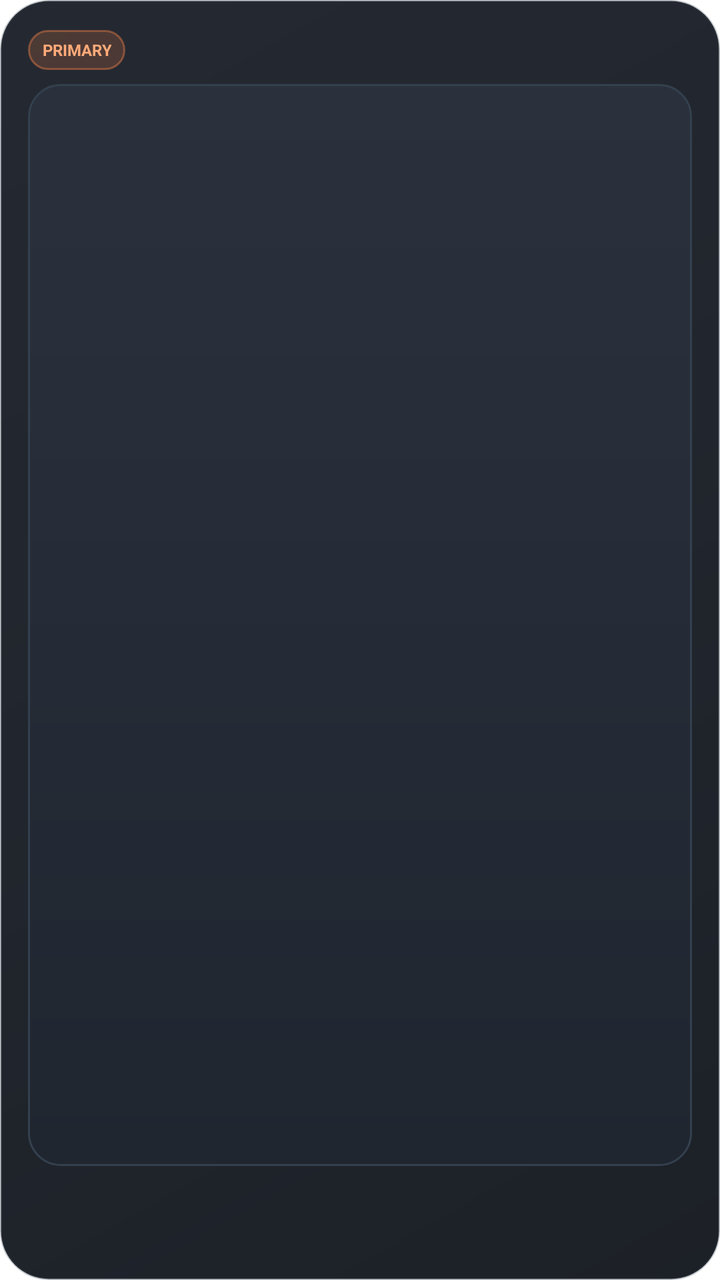
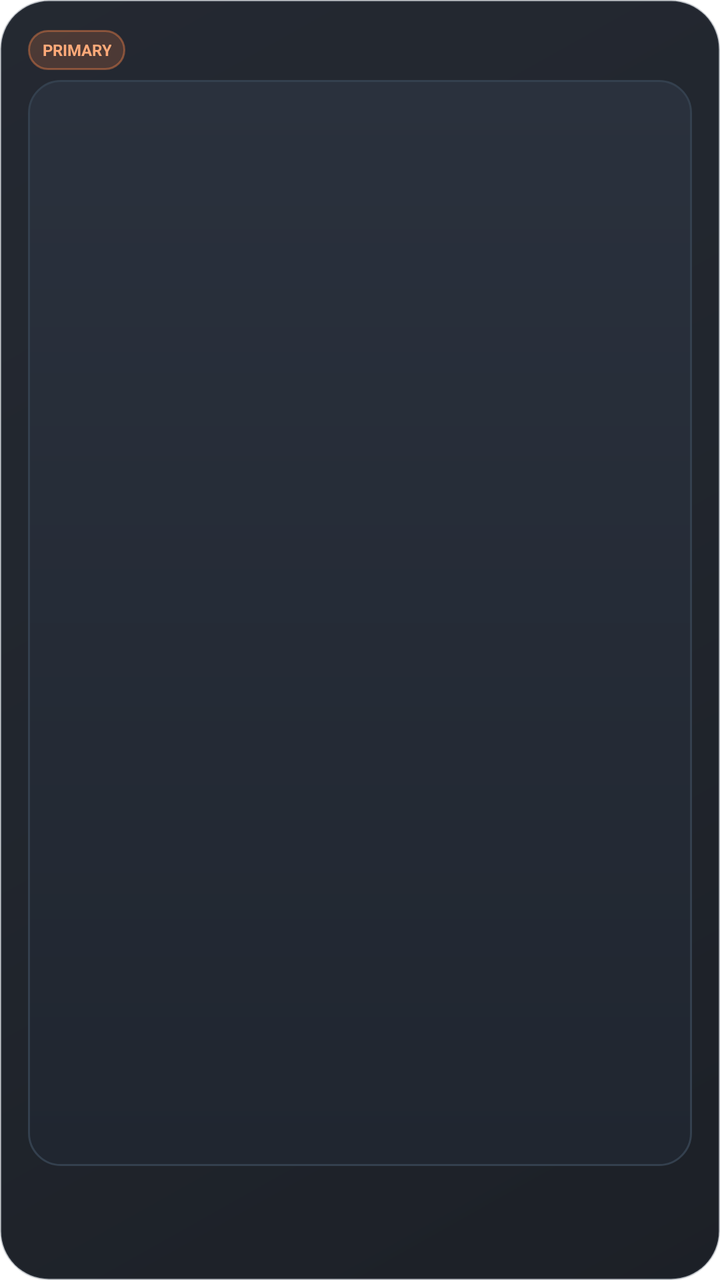

The first picture is an Android layout as it rendered before a commit; the second is the same layout after the commit. The layout source and the unified diff follow.
<!-- AndroidManifest.xml: application theme Theme.maple_guild_tracker -->
<!-- res/layout/widget_primary_square.xml -->
<?xml version="1.0" encoding="utf-8"?>
<LinearLayout xmlns:android="http://schemas.android.com/apk/res/android"
    android:id="@+id/primary_widget_root"
    android:layout_width="match_parent"
    android:layout_height="match_parent"
    android:background="@drawable/maple_widget_background"
    android:orientation="vertical">
    <LinearLayout android:layout_width="match_parent" android:layout_height="24dp" android:gravity="center_vertical" android:orientation="horizontal">
        <TextView android:layout_width="wrap_content" android:layout_height="20dp" android:background="@drawable/maple_widget_label_background" android:gravity="center" android:paddingLeft="7dp" android:paddingRight="7dp" android:text="PRIMARY" android:textColor="#FFAA79" android:textSize="8sp" android:textStyle="bold" />
        <TextView android:id="@+id/primary_name" android:layout_width="0dp" android:layout_height="wrap_content" android:layout_marginStart="7dp" android:layout_weight="1" android:ellipsize="end" android:gravity="end" android:maxLines="1" android:textColor="#D8DEE8" android:textSize="10sp" android:textStyle="bold" />
    </LinearLayout>
    <FrameLayout android:layout_width="match_parent" android:layout_height="0dp" android:layout_marginTop="5dp" android:layout_weight="1" android:background="@drawable/maple_widget_avatar_panel">
        <ImageView android:id="@+id/primary_avatar" android:layout_width="match_parent" android:layout_height="match_parent" android:adjustViewBounds="true" android:contentDescription="대표 캐릭터" android:padding="3dp" android:scaleType="fitCenter" />
    </FrameLayout>
    <LinearLayout android:layout_width="match_parent" android:layout_height="42dp" android:layout_marginTop="4dp" android:gravity="center" android:orientation="vertical">
        <TextView android:id="@+id/primary_rate" android:layout_width="match_parent" android:layout_height="wrap_content" android:gravity="center" android:maxLines="1" android:textColor="#FFFFFF" android:textSize="18sp" android:textStyle="bold" />
        <TextView android:id="@+id/primary_gain" android:layout_width="match_parent" android:layout_height="wrap_content" android:gravity="center" android:maxLines="1" android:textColor="#69D9B6" android:textSize="9sp" android:textStyle="bold" />
    </LinearLayout>
</LinearLayout>
<!-- resources referenced by this layout -->
<resources>
  <!-- drawable maple_widget_avatar_panel (drawable) -->
  <?xml version="1.0" encoding="utf-8"?>
  <shape xmlns:android="http://schemas.android.com/apk/res/android" android:shape="rectangle">
      <gradient android:angle="270" android:startColor="#2A313D" android:endColor="#202630" />
      <stroke android:width="1dp" android:color="#34404E" />
      <corners android:radius="16dp" />
  </shape>
  <!-- drawable maple_widget_background (drawable) -->
  <?xml version="1.0" encoding="utf-8"?>
  <shape xmlns:android="http://schemas.android.com/apk/res/android" android:shape="rectangle">
      <gradient android:angle="315" android:startColor="#F51B2029" android:centerColor="#F5181D25" android:endColor="#F513171E" />
      <stroke android:width="1dp" android:color="#4A45505F" />
      <corners android:radius="24dp" />
      <padding android:left="14dp" android:top="13dp" android:right="14dp" android:bottom="11dp" />
  </shape>
  <!-- drawable maple_widget_label_background (drawable) -->
  <?xml version="1.0" encoding="utf-8"?>
  <shape xmlns:android="http://schemas.android.com/apk/res/android" android:shape="rectangle">
      <solid android:color="#2EFF874A" />
      <stroke android:width="1dp" android:color="#66FF874A" />
      <corners android:radius="10dp" />
  </shape>
  <style name="Theme.maple_guild_tracker" parent="Theme.MaterialComponents.DayNight.NoActionBar">
          
      </style>
</resources>

<!-- the commit's change to res/layout/widget_primary_square.xml (unified diff, before → after) -->
@@ -9,8 +9,8 @@
         <TextView android:layout_width="wrap_content" android:layout_height="20dp" android:background="@drawable/maple_widget_label_background" android:gravity="center" android:paddingLeft="7dp" android:paddingRight="7dp" android:text="PRIMARY" android:textColor="#FFAA79" android:textSize="8sp" android:textStyle="bold" />
         <TextView android:id="@+id/primary_name" android:layout_width="0dp" android:layout_height="wrap_content" android:layout_marginStart="7dp" android:layout_weight="1" android:ellipsize="end" android:gravity="end" android:maxLines="1" android:textColor="#D8DEE8" android:textSize="10sp" android:textStyle="bold" />
     </LinearLayout>
-    <FrameLayout android:layout_width="match_parent" android:layout_height="0dp" android:layout_marginTop="5dp" android:layout_weight="1" android:background="@drawable/maple_widget_avatar_panel">
-        <ImageView android:id="@+id/primary_avatar" android:layout_width="match_parent" android:layout_height="match_parent" android:adjustViewBounds="true" android:contentDescription="대표 캐릭터" android:padding="3dp" android:scaleType="fitCenter" />
+    <FrameLayout android:layout_width="match_parent" android:layout_height="0dp" android:layout_marginTop="3dp" android:layout_weight="1" android:background="@drawable/maple_widget_avatar_panel">
+        <ImageView android:id="@+id/primary_avatar" android:layout_width="match_parent" android:layout_height="match_parent" android:adjustViewBounds="true" android:contentDescription="대표 캐릭터" android:scaleType="fitCenter" />
     </FrameLayout>
     <LinearLayout android:layout_width="match_parent" android:layout_height="42dp" android:layout_marginTop="4dp" android:gravity="center" android:orientation="vertical">
         <TextView android:id="@+id/primary_rate" android:layout_width="match_parent" android:layout_height="wrap_content" android:gravity="center" android:maxLines="1" android:textColor="#FFFFFF" android:textSize="18sp" android:textStyle="bold" />
